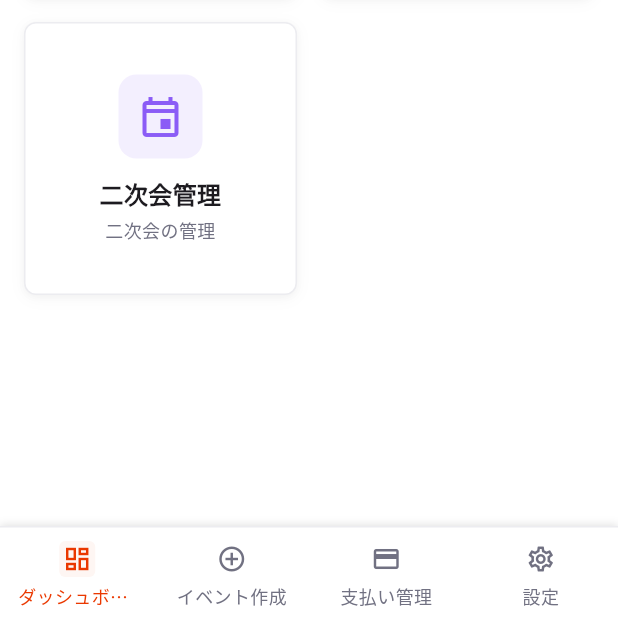
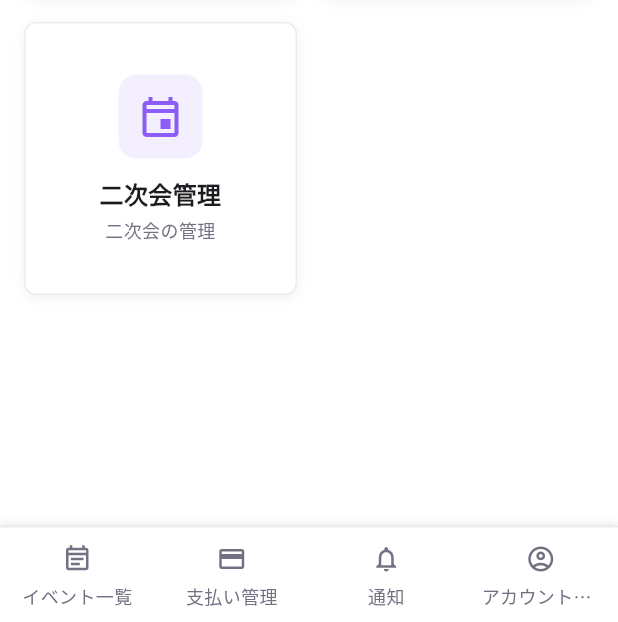
Before and after one commit to yuuu0702/shiharainu, a Flutter app: the DashboardPage screen opened by its route, on a phone screen of 412 x 824 dp, the part 614-1236 px from its top. Run offline on Flutter 3.47's test engine with Material 3 defaults, Android fonts, the phone set to English and light mode, and no system bars; our stand-ins replace firebase_auth, firebase_core, go_router, google_fonts, hooks_riverpod; accounts and stored records are empty.

Commit message:
feat: グローバルボトムナビゲーションを実装
- ShellRouteによる統一されたナビゲーション体験を実現
- どのページにいても迷わないボトムナビゲーションを常時表示
- ResponsivePageScaffoldからSimplePageへの移行で依存関係を簡素化
- デスクトップではNavigationRail、モバイルではBottomNavigationを自動切替
- 現在ルートの自動検出によりアクティブ状態を正確に表示
- ログイン・デバッグページでは非表示、メイン機能では表示の適切な制御

🤖 Generated with [Claude Code](https://claude.ai/code)

Co-Authored-By: Claude <noreply@anthropic.com>

```diff
--- a/lib/app.dart
+++ b/lib/app.dart
@@ -14,6 +14,7 @@ import 'package:shiharainu/pages/event_list_page.dart';
 import 'package:shiharainu/pages/event_detail_page.dart';
 import 'package:shiharainu/pages/event_payment_management_page.dart';
 import 'package:shiharainu/pages/event_settings_page.dart';
+import 'package:shiharainu/shared/widgets/global_navigation_wrapper.dart';
 
 class App extends ConsumerWidget {
   const App({super.key});
@@ -54,11 +55,24 @@ class App extends ConsumerWidget {
         ref.read(authServiceProvider).authStateChanges,
       ),
       routes: [
+        // ログインページ（ナビゲーション非表示）
         GoRoute(
           path: '/login',
           name: 'login',
           builder: (context, state) => const LoginPage(),
         ),
+        // デバッグ用ページ（ナビゲーション非表示）
+        GoRoute(
+          path: '/components',
+          name: 'components',
+          builder: (context, state) => const ComponentShowcasePage(),
+        ),
+        // メイン機能（グローバルナビゲーション表示）
+        ShellRoute(
+          builder: (context, state, child) {
+            return GlobalNavigationWrapper(child: child);
+          },
+          routes: [
             GoRoute(
               path: '/home',
               name: 'home',
@@ -102,16 +116,43 @@ class App extends ConsumerWidget {
                 ),
               ],
             ),
+            // 支払い管理ページ（今後実装）
+            GoRoute(
+              path: '/payment-management',
+              name: 'payment-management',
+              builder: (context, state) => const Scaffold(
+                body: Center(
+                  child: Text('支払い管理ページ（準備中）'),
+                ),
+              ),
+            ),
+            // 通知ページ（今後実装）
+            GoRoute(
+              path: '/notifications',
+              name: 'notifications',
+              builder: (context, state) => const Scaffold(
+                body: Center(
+                  child: Text('通知ページ（準備中）'),
+                ),
+              ),
+            ),
+            // アカウント情報ページ（今後実装）
+            GoRoute(
+              path: '/account',
+              name: 'account',
+              builder: (context, state) => const Scaffold(
+                body: Center(
+                  child: Text('アカウント情報ページ（準備中）'),
+                ),
+              ),
+            ),
             // デバッグ用：既存のダッシュボードを一時保持
             GoRoute(
               path: '/dashboard',
               name: 'dashboard',
               builder: (context, state) => const DashboardPage(),
             ),
-      GoRoute(
-        path: '/components',
-        name: 'components',
-        builder: (context, state) => const ComponentShowcasePage(),
+          ],
         ),
       ],
     );
--- a/lib/pages/dashboard_page.dart
+++ b/lib/pages/dashboard_page.dart
@@ -15,12 +15,8 @@ class _DashboardPageState extends State<DashboardPage> {
 
   @override
   Widget build(BuildContext context) {
-    return ResponsivePageScaffold(
+    return SimplePage(
       title: 'ダッシュボード',
-      navigationItems: isOrganizer
-          ? AppBottomNavigationPresets.organizerItems
-          : AppBottomNavigationPresets.participantItems,
-      currentRoute: '/dashboard',
       actions: [
         if (isOrganizer)
           AppButton.icon(
--- a/lib/pages/payment_management_page.dart
+++ b/lib/pages/payment_management_page.dart
@@ -59,10 +59,8 @@ class _PaymentManagementPageState extends State<PaymentManagementPage> {
 
   @override
   Widget build(BuildContext context) {
-    return ResponsivePageScaffold(
+    return SimplePage(
       title: '支払い管理',
-      navigationItems: AppBottomNavigationPresets.organizerItems,
-      currentRoute: '/payment-management',
       actions: [
         AppButton.icon(
           icon: const Icon(Icons.arrow_back, size: 20),
--- /dev/null
+++ b/lib/shared/widgets/global_navigation_wrapper.dart
@@ -0,0 +1,219 @@
+import 'package:flutter/material.dart';
+import 'package:go_router/go_router.dart';
+import 'package:shiharainu/shared/constants/app_breakpoints.dart';
+import 'package:shiharainu/shared/widgets/app_bottom_navigation.dart';
+import 'package:shiharainu/shared/constants/app_theme.dart';
+
+/// グローバルナビゲーションラッパー
+/// 全てのページで統一したボトムナビゲーションを提供
+class GlobalNavigationWrapper extends StatelessWidget {
+  final Widget child;
+
+  const GlobalNavigationWrapper({
+    super.key,
+    required this.child,
+  });
+
+  // グローバルナビゲーション項目（アプリ全体で統一）
+  static const List<AppBottomNavigationItem> _navigationItems = [
+    AppBottomNavigationItem(
+      label: 'イベント一覧',
+      icon: Icons.event_note_outlined,
+      route: '/home',
+    ),
+    AppBottomNavigationItem(
+      label: '支払い管理',
+      icon: Icons.payment_outlined,
+      route: '/payment-management',
+    ),
+    AppBottomNavigationItem(
+      label: '通知',
+      icon: Icons.notifications_outlined,
+      route: '/notifications',
+    ),
+    AppBottomNavigationItem(
+      label: 'アカウント情報',
+      icon: Icons.account_circle_outlined,
+      route: '/account',
+    ),
+  ];
+
+  @override
+  Widget build(BuildContext context) {
+    // 現在のルートを自動的に取得
+    final currentLocation = GoRouterState.of(context).matchedLocation;
+
+    return LayoutBuilder(
+      builder: (context, constraints) {
+        final width = constraints.maxWidth;
+
+        if (AppBreakpoints.isDesktop(width)) {
+          // デスクトップ: NavigationRail（サイドナビゲーション）
+          return _buildDesktopLayout(currentLocation);
+        } else {
+          // モバイル・タブレット: BottomNavigation
+          return _buildMobileLayout(currentLocation);
+        }
+      },
+    );
+  }
+
+  Widget _buildDesktopLayout(String currentLocation) {
+    return Scaffold(
+      body: Row(
+        children: [
+          // 左側のNavigationRail
+          _buildNavigationRail(currentLocation),
+          // 右側のメインコンテンツ
+          Expanded(child: child),
+        ],
+      ),
+    );
+  }
+
+  Widget _buildMobileLayout(String currentLocation) {
+    return Scaffold(
+      body: child,
+      bottomNavigationBar: AppBottomNavigation(
+        items: _navigationItems,
+        currentRoute: currentLocation,
+      ),
+    );
+  }
+
+  Widget _buildNavigationRail(String currentLocation) {
+    final currentIndex = _navigationItems.indexWhere((item) => item.route == currentLocation);
+
+    return Builder(
+      builder: (context) => NavigationRail(
+        selectedIndex: currentIndex >= 0 ? currentIndex : 0,
+        onDestinationSelected: (index) {
+          if (index < _navigationItems.length) {
+            context.go(_navigationItems[index].route);
+          }
+        },
+        labelType: NavigationRailLabelType.selected,
+        backgroundColor: Colors.white,
+        elevation: 4,
+        selectedLabelTextStyle: const TextStyle(
+          color: AppTheme.primaryColor,
+          fontWeight: FontWeight.w600,
+          fontSize: 12,
+        ),
+        unselectedLabelTextStyle: const TextStyle(
+          color: AppTheme.mutedForeground,
+          fontWeight: FontWeight.w500,
+          fontSize: 12,
+        ),
+        selectedIconTheme: const IconThemeData(
+          color: AppTheme.primaryColor,
+          size: 24,
+        ),
+        unselectedIconTheme: const IconThemeData(
+          color: AppTheme.mutedForeground,
+          size: 20,
+        ),
+        destinations: _navigationItems.map((item) => NavigationRailDestination(
+          icon: Icon(item.icon),
+          selectedIcon: Icon(item.icon),
+          label: Text(item.label),
+        )).toList(),
+      ),
+    );
+  }
+
+  /// ナビゲーションが表示されるべきかどうかを判定
+  static bool shouldShowNavigation(String route) {
+    // ログインページでは非表示
+    if (route == '/login') {
+      return false;
+    }
+
+    // デバッグ用ページでは非表示
+    if (route == '/components') {
+      return false;
+    }
+
+    // その他は表示
+    return true;
+  }
+}
+
+/// アプリバーありのシンプルなページラッパー
+class SimplePage extends StatelessWidget {
+  final String title;
+  final Widget body;
+  final List<Widget>? actions;
+
+  const SimplePage({
+    super.key,
+    required this.title,
+    required this.body,
+    this.actions,
+  });
+
+  @override
+  Widget build(BuildContext context) {
+    return LayoutBuilder(
+      builder: (context, constraints) {
+        final width = constraints.maxWidth;
+
+        if (AppBreakpoints.isDesktop(width)) {
+          // デスクトップ: 専用ヘッダーレイアウト
+          return _buildDesktopLayout();
+        } else {
+          // モバイル・タブレット: AppBar
+          return _buildMobileLayout();
+        }
+      },
+    );
+  }
+
+  Widget _buildDesktopLayout() {
+    return Column(
+      crossAxisAlignment: CrossAxisAlignment.start,
+      children: [
+        // デスクトップ用ヘッダー
+        Container(
+          padding: const EdgeInsets.all(24),
+          decoration: const BoxDecoration(
+            color: Colors.white,
+            border: Border(
+              bottom: BorderSide(color: AppTheme.mutedColor, width: 1),
+            ),
+          ),
+          child: Row(
+            children: [
+              Text(
+                title,
+                style: const TextStyle(
+                  fontSize: 24,
+                  fontWeight: FontWeight.bold,
+                ),
+              ),
+              const Spacer(),
+              if (actions != null) ...actions!,
+            ],
+          ),
+        ),
+        // メインコンテンツ
+        Expanded(
+          child: Container(
+            color: const Color(0xFFFAFAFB), // 背景色でデスクトップ感を演出
+            child: body,
+          ),
+        ),
+      ],
+    );
+  }
+
+  Widget _buildMobileLayout() {
+    return Scaffold(
+      appBar: AppBar(
+        title: Text(title),
+        actions: actions,
+      ),
+      body: body,
+    );
+  }
+}
--- a/lib/shared/widgets/widgets.dart
+++ b/lib/shared/widgets/widgets.dart
@@ -11,3 +11,4 @@ export 'app_tabs.dart';
 export 'dashboard_feature_cards.dart';
 export 'responsive_layout.dart';
 export 'responsive_navigation.dart';
+export 'global_navigation_wrapper.dart';
```
Also changed, not shown: lib/pages/home_page.dart (+1 -27 lines). Lines whose indentation alone changed are shown as unchanged.
